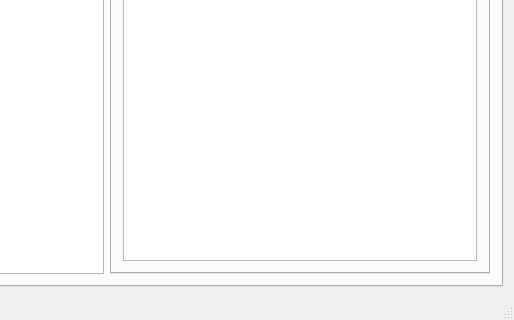
DFHack/Runesmith, file Runesmith/runesmith.ui: the form before one commit; both pictures show x 489 to 1003 and y 271 to 591 of the 1003 by 591 pixel window.
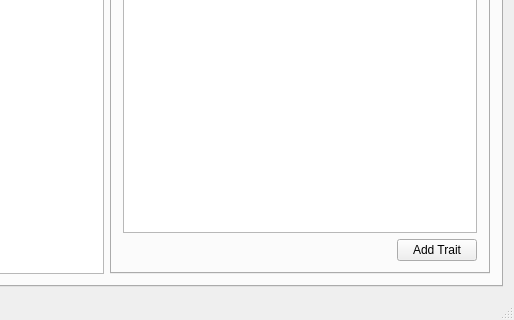
The form after the commit. The open tabs and pages were chosen to show the change. Icons and pictures are not drawn.

Commit message: trait editing not yet working. sleep time though

```diff
--- a/Runesmith/runesmith.ui
+++ b/Runesmith/runesmith.ui
@@ -190,6 +190,34 @@
             <item row="0" column="0">
              <widget class="QTableView" name="dTraitsTV"/>
             </item>
+            <item row="1" column="0">
+             <layout class="QHBoxLayout" name="horizontalLayout">
+              <item>
+               <spacer name="horizontalSpacer">
+                <property name="orientation">
+                 <enum>Qt::Horizontal</enum>
+                </property>
+                <property name="sizeHint" stdset="0">
+                 <size>
+                  <width>40</width>
+                  <height>20</height>
+                 </size>
+                </property>
+               </spacer>
+              </item>
+              <item>
+               <widget class="QPushButton" name="dAddTraitBtn">
+                <property name="text">
+                 <string>Add Trait</string>
+                </property>
+                <property name="icon">
+                 <iconset resource="runesmith.qrc">
+                  <normaloff>:/Runesmith/Icons/plus.png</normaloff>:/Runesmith/Icons/plus.png</iconset>
+                </property>
+               </widget>
+              </item>
+             </layout>
+            </item>
            </layout>
           </widget>
          </widget>
```
Left out of the diff: 2 changed lines with no effect on the pictures. The commit also changes 11 other files.
